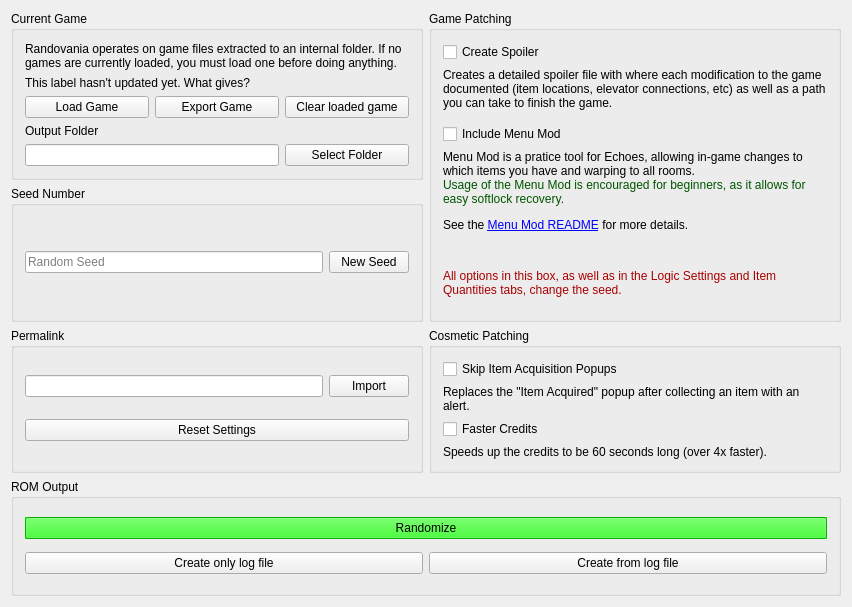
Old version of the form randovania/gui/iso_management_window.ui in the repository randovania/randovania.
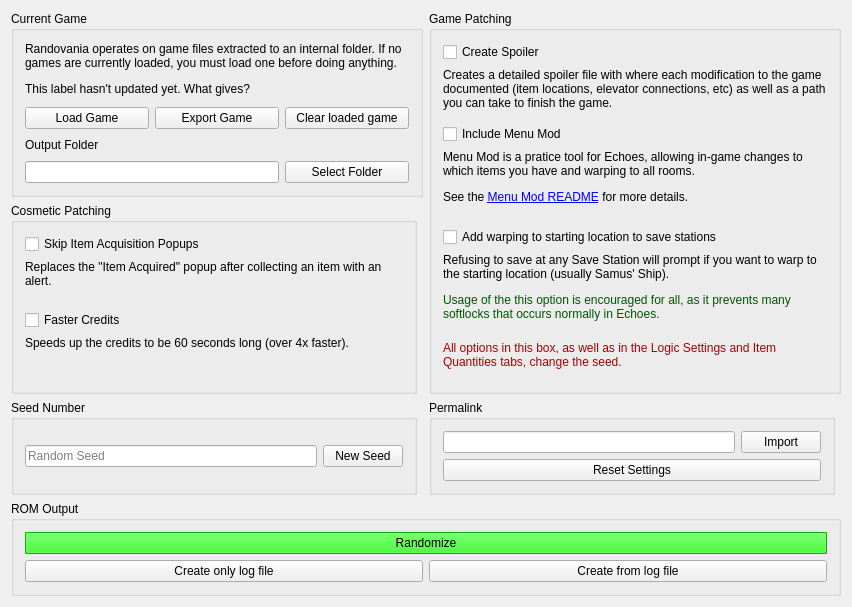
New version of the form.

Commit message: Added new option: warp to start

The edit to the form file:
```diff
--- a/randovania/gui/iso_management_window.ui
+++ b/randovania/gui/iso_management_window.ui
@@ -21,8 +21,553 @@
     </size>
    </property>
    <layout class="QGridLayout" name="gridLayout">
-    <item row="0" column="2" rowspan="2" colspan="2">
+    <item row="6" column="0" colspan="4">
+     <widget class="QGroupBox" name="rom_output_box">
+      <property name="title">
+       <string>ROM Output</string>
+      </property>
+      <layout class="QGridLayout" name="gridLayout_3">
+       <item row="0" column="0" colspan="2">
+        <widget class="QPushButton" name="randomize_and_export_button">
+         <property name="palette">
+          <palette>
+           <active>
+            <colorrole role="WindowText">
+             <brush brushstyle="SolidPattern">
+              <color alpha="255">
+               <red>0</red>
+               <green>0</green>
+               <blue>0</blue>
+              </color>
+             </brush>
+            </colorrole>
+            <colorrole role="Button">
+             <brush brushstyle="SolidPattern">
+              <color alpha="255">
+               <red>16</red>
+               <green>240</green>
+               <blue>0</blue>
+              </color>
+             </brush>
+            </colorrole>
+            <colorrole role="Light">
+             <brush brushstyle="SolidPattern">
+              <color alpha="255">
+               <red>115</red>
+               <green>255</green>
+               <blue>105</blue>
+              </color>
+             </brush>
+            </colorrole>
+            <colorrole role="Midlight">
+             <brush brushstyle="SolidPattern">
+              <color alpha="255">
+               <red>65</red>
+               <green>247</green>
+               <blue>52</blue>
+              </color>
+             </brush>
+            </colorrole>
+            <colorrole role="Dark">
+             <brush brushstyle="SolidPattern">
+              <color alpha="255">
+               <red>8</red>
+               <green>120</green>
+               <blue>0</blue>
+              </color>
+             </brush>
+            </colorrole>
+            <colorrole role="Mid">
+             <brush brushstyle="SolidPattern">
+              <color alpha="255">
+               <red>10</red>
+               <green>160</green>
+               <blue>0</blue>
+              </color>
+             </brush>
+            </colorrole>
+            <colorrole role="Text">
+             <brush brushstyle="SolidPattern">
+              <color alpha="255">
+               <red>0</red>
+               <green>0</green>
+               <blue>0</blue>
+              </color>
+             </brush>
+            </colorrole>
+            <colorrole role="BrightText">
+             <brush brushstyle="SolidPattern">
+              <color alpha="255">
+               <red>255</red>
+               <green>255</green>
+               <blue>255</blue>
+              </color>
+             </brush>
+            </colorrole>
+            <colorrole role="ButtonText">
+             <brush brushstyle="SolidPattern">
+              <color alpha="255">
+               <red>0</red>
+               <green>0</green>
+               <blue>0</blue>
+              </color>
+             </brush>
+            </colorrole>
+            <colorrole role="Base">
+             <brush brushstyle="SolidPattern">
+              <color alpha="255">
+               <red>255</red>
+               <green>255</green>
+               <blue>255</blue>
+              </color>
+             </brush>
+            </colorrole>
+            <colorrole role="Window">
+             <brush brushstyle="SolidPattern">
+              <color alpha="255">
+               <red>16</red>
+               <green>240</green>
+               <blue>0</blue>
+              </color>
+             </brush>
+            </colorrole>
+            <colorrole role="Shadow">
+             <brush brushstyle="SolidPattern">
+              <color alpha="255">
+               <red>0</red>
+               <green>0</green>
+               <blue>0</blue>
+              </color>
+             </brush>
+            </colorrole>
+            <colorrole role="AlternateBase">
+             <brush brushstyle="SolidPattern">
+              <color alpha="255">
+               <red>135</red>
+               <green>247</green>
+               <blue>127</blue>
+              </color>
+             </brush>
+            </colorrole>
+            <colorrole role="ToolTipBase">
+             <brush brushstyle="SolidPattern">
+              <color alpha="255">
+               <red>255</red>
+               <green>255</green>
+               <blue>220</blue>
+              </color>
+             </brush>
+            </colorrole>
+            <colorrole role="ToolTipText">
+             <brush brushstyle="SolidPattern">
+              <color alpha="255">
+               <red>0</red>
+               <green>0</green>
+               <blue>0</blue>
+              </color>
+             </brush>
+            </colorrole>
+            <colorrole role="PlaceholderText">
+             <brush brushstyle="NoBrush">
+              <color alpha="128">
+               <red>0</red>
+               <green>0</green>
+               <blue>0</blue>
+              </color>
+             </brush>
+            </colorrole>
+           </active>
+           <inactive>
+            <colorrole role="WindowText">
+             <brush brushstyle="SolidPattern">
+              <color alpha="255">
+               <red>0</red>
+               <green>0</green>
+               <blue>0</blue>
+              </color>
+             </brush>
+            </colorrole>
+            <colorrole role="Button">
+             <brush brushstyle="SolidPattern">
+              <color alpha="255">
+               <red>16</red>
+               <green>240</green>
+               <blue>0</blue>
+              </color>
+             </brush>
+            </colorrole>
+            <colorrole role="Light">
+             <brush brushstyle="SolidPattern">
+              <color alpha="255">
+               <red>115</red>
+               <green>255</green>
+               <blue>105</blue>
+              </color>
+             </brush>
+            </colorrole>
+            <colorrole role="Midlight">
+             <brush brushstyle="SolidPattern">
+              <color alpha="255">
+               <red>65</red>
+               <green>247</green>
+               <blue>52</blue>
+              </color>
+             </brush>
+            </colorrole>
+            <colorrole role="Dark">
+             <brush brushstyle="SolidPattern">
+              <color alpha="255">
+               <red>8</red>
+               <green>120</green>
+               <blue>0</blue>
+              </color>
+             </brush>
+            </colorrole>
+            <colorrole role="Mid">
+             <brush brushstyle="SolidPattern">
+              <color alpha="255">
+               <red>10</red>
+               <green>160</green>
+               <blue>0</blue>
+              </color>
+             </brush>
+            </colorrole>
+            <colorrole role="Text">
+             <brush brushstyle="SolidPattern">
+              <color alpha="255">
+               <red>0</red>
+               <green>0</green>
+               <blue>0</blue>
+              </color>
+             </brush>
+            </colorrole>
+            <colorrole role="BrightText">
+             <brush brushstyle="SolidPattern">
+              <color alpha="255">
+               <red>255</red>
+               <green>255</green>
+               <blue>255</blue>
+              </color>
+             </brush>
+            </colorrole>
+            <colorrole role="ButtonText">
+             <brush brushstyle="SolidPattern">
+              <color alpha="255">
+               <red>0</red>
+               <green>0</green>
+               <blue>0</blue>
+              </color>
+             </brush>
+            </colorrole>
+            <colorrole role="Base">
+             <brush brushstyle="SolidPattern">
+              <color alpha="255">
+               <red>255</red>
+               <green>255</green>
+               <blue>255</blue>
+              </color>
+             </brush>
+            </colorrole>
+            <colorrole role="Window">
+             <brush brushstyle="SolidPattern">
+              <color alpha="255">
+               <red>16</red>
+               <green>240</green>
+               <blue>0</blue>
+              </color>
+             </brush>
+            </colorrole>
+            <colorrole role="Shadow">
+             <brush brushstyle="SolidPattern">
+              <color alpha="255">
+               <red>0</red>
+               <green>0</green>
+               <blue>0</blue>
+              </color>
+             </brush>
+            </colorrole>
+            <colorrole role="AlternateBase">
+             <brush brushstyle="SolidPattern">
+              <color alpha="255">
+               <red>135</red>
+               <green>247</green>
+               <blue>127</blue>
+              </color>
+             </brush>
+            </colorrole>
+            <colorrole role="ToolTipBase">
+             <brush brushstyle="SolidPattern">
+              <color alpha="255">
+               <red>255</red>
+               <green>255</green>
+               <blue>220</blue>
+              </color>
+             </brush>
+            </colorrole>
+            <colorrole role="ToolTipText">
+             <brush brushstyle="SolidPattern">
+              <color alpha="255">
+               <red>0</red>
+               <green>0</green>
+               <blue>0</blue>
+              </color>
+             </brush>
+            </colorrole>
+            <colorrole role="PlaceholderText">
+             <brush brushstyle="NoBrush">
+              <color alpha="128">
+               <red>0</red>
+               <green>0</green>
+               <blue>0</blue>
+              </color>
+             </brush>
+            </colorrole>
+           </inactive>
+           <disabled>
+            <colorrole role="WindowText">
+             <brush brushstyle="SolidPattern">
+              <color alpha="255">
+               <red>8</red>
+               <green>120</green>
+               <blue>0</blue>
+              </color>
+             </brush>
+            </colorrole>
+            <colorrole role="Button">
+             <brush brushstyle="SolidPattern">
+              <color alpha="255">
+               <red>16</red>
+               <green>240</green>
+               <blue>0</blue>
+              </color>
+             </brush>
+            </colorrole>
+            <colorrole role="Light">
+             <brush brushstyle="SolidPattern">
+              <color alpha="255">
+               <red>115</red>
+               <green>255</green>
+               <blue>105</blue>
+              </color>
+             </brush>
+            </colorrole>
+            <colorrole role="Midlight">
+             <brush brushstyle="SolidPattern">
+              <color alpha="255">
+               <red>65</red>
+               <green>247</green>
+               <blue>52</blue>
+              </color>
+             </brush>
+            </colorrole>
+            <colorrole role="Dark">
+             <brush brushstyle="SolidPattern">
+              <color alpha="255">
+               <red>8</red>
+               <green>120</green>
+               <blue>0</blue>
+              </color>
+             </brush>
+            </colorrole>
+            <colorrole role="Mid">
+             <brush brushstyle="SolidPattern">
+              <color alpha="255">
+               <red>10</red>
+               <green>160</green>
+               <blue>0</blue>
+              </color>
+             </brush>
+            </colorrole>
+            <colorrole role="Text">
+             <brush brushstyle="SolidPattern">
+              <color alpha="255">
+               <red>8</red>
+               <green>120</green>
+               <blue>0</blue>
+              </color>
+             </brush>
+            </colorrole>
+            <colorrole role="BrightText">
+             <brush brushstyle="SolidPattern">
+              <color alpha="255">
+               <red>255</red>
+               <green>255</green>
+               <blue>255</blue>
+              </color>
+             </brush>
+            </colorrole>
+            <colorrole role="ButtonText">
+             <brush brushstyle="SolidPattern">
+              <color alpha="255">
+               <red>8</red>
+               <green>120</green>
+               <blue>0</blue>
+              </color>
+             </brush>
+            </colorrole>
+            <colorrole role="Base">
+             <brush brushstyle="SolidPattern">
+              <color alpha="255">
+               <red>16</red>
+               <green>240</green>
+               <blue>0</blue>
+              </color>
+             </brush>
+            </colorrole>
+            <colorrole role="Window">
+             <brush brushstyle="SolidPattern">
+              <color alpha="255">
+               <red>16</red>
+               <green>240</green>
+               <blue>0</blue>
+              </color>
+             </brush>
+            </colorrole>
+            <colorrole role="Shadow">
+             <brush brushstyle="SolidPattern">
+              <color alpha="255">
+               <red>0</red>
+               <green>0</green>
+               <blue>0</blue>
+              </color>
+             </brush>
+            </colorrole>
+            <colorrole role="AlternateBase">
+             <brush brushstyle="SolidPattern">
+              <color alpha="255">
+               <red>16</red>
+               <green>240</green>
+               <blue>0</blue>
+              </color>
+             </brush>
+            </colorrole>
+            <colorrole role="ToolTipBase">
+             <brush brushstyle="SolidPattern">
+              <color alpha="255">
+               <red>255</red>
+               <green>255</green>
+               <blue>220</blue>
+              </color>
+             </brush>
+            </colorrole>
+            <colorrole role="ToolTipText">
+             <brush brushstyle="SolidPattern">
+              <color alpha="255">
+               <red>0</red>
+               <green>0</green>
+               <blue>0</blue>
+              </color>
+             </brush>
+            </colorrole>
+            <colorrole role="PlaceholderText">
+             <brush brushstyle="NoBrush">
+              <color alpha="128">
+               <red>0</red>
+               <green>0</green>
+               <blue>0</blue>
+              </color>
+             </brush>
+            </colorrole>
+           </disabled>
+          </palette>
+         </property>
+         <property name="toolTip">
+          <string>&lt;html&gt;&lt;head/&gt;&lt;body&gt;&lt;p&gt;Creates a new seed based on the current settings and then creates an ISO in the output folder.&lt;/p&gt;&lt;/body&gt;&lt;/html&gt;</string>
+         </property>
+         <property name="autoFillBackground">
+          <bool>true</bool>
+         </property>
+         <property name="text">
+          <string>Randomize</string>
+         </property>
+        </widget>
+       </item>
+       <item row="1" column="0">
+        <widget class="QPushButton" name="randomize_log_only_button">
+         <property name="toolTip">
+          <string>&lt;html&gt;&lt;head/&gt;&lt;body&gt;&lt;p&gt;Creates a new seed based on the current settings and then exports only it's log to the output folder.&lt;/p&gt;&lt;/body&gt;&lt;/html&gt;</string>
+         </property>
+         <property name="text">
+          <string>Create only log file</string>
+         </property>
+        </widget>
+       </item>
+       <item row="1" column="1">
+        <widget class="QPushButton" name="create_from_log_button">
+         <property name="toolTip">
+          <string>&lt;html&gt;&lt;head/&gt;&lt;body&gt;&lt;p&gt;Imports a log file and creates an ISO with the same seed.&lt;/p&gt;&lt;/body&gt;&lt;/html&gt;</string>
+         </property>
+         <property name="text">
+          <string>Create from log file</string>
+         </property>
+        </widget>
+       </item>
+      </layout>
+     </widget>
+    </item>
+    <item row="4" column="2">
+     <widget class="QGroupBox" name="permalink_box">
+      <property name="enabled">
+       <bool>true</bool>
+      </property>
+      <property name="title">
+       <string>Permalink</string>
+      </property>
+      <layout class="QGridLayout" name="gridLayout_5">
+       <item row="0" column="1">
+        <widget class="QPushButton" name="permalink_import_button">
+         <property name="text">
+          <string>Import</string>
+         </property>
+        </widget>
+       </item>
+       <item row="0" column="0">
+        <widget class="QLineEdit" name="permalink_edit"/>
+       </item>
+       <item row="1" column="0" colspan="2">
+        <widget class="QPushButton" name="reset_settings_button">
+         <property name="toolTip">
+          <string>&lt;html&gt;&lt;head/&gt;&lt;body&gt;&lt;p&gt;Resets all seed-affecting settings to their default values.&lt;/p&gt;&lt;/body&gt;&lt;/html&gt;</string>
+         </property>
+         <property name="text">
+          <string>Reset Settings</string>
+         </property>
+        </widget>
+       </item>
+      </layout>
+     </widget>
+    </item>
+    <item row="4" column="0">
+     <widget class="QGroupBox" name="seed_configuration_box">
+      <property name="title">
+       <string>Seed Number</string>
+      </property>
+      <layout class="QGridLayout" name="gridLayout_2">
+       <item row="0" column="0">
+        <widget class="QLineEdit" name="seed_number_edit">
+         <property name="placeholderText">
+          <string>Random Seed</string>
+         </property>
+        </widget>
+       </item>
+       <item row="0" column="1">
+        <widget class="QPushButton" name="seed_number_button">
+         <property name="text">
+          <string>New Seed</string>
+         </property>
+        </widget>
+       </item>
+      </layout>
+     </widget>
+    </item>
+    <item row="0" column="2" rowspan="4" colspan="2">
      <widget class="QGroupBox" name="game_patching_box">
+      <property name="sizePolicy">
+       <sizepolicy hsizetype="Preferred" vsizetype="Minimum">
+        <horstretch>0</horstretch>
+        <verstretch>0</verstretch>
+       </sizepolicy>
+      </property>
       <property name="title">
        <string>Game Patching</string>
       </property>
@@ -53,7 +598,17 @@
          </property>
         </widget>
        </item>
-       <item row="5" column="0">
+       <item row="3" column="0">
+        <widget class="QCheckBox" name="include_menu_mod_check">
+         <property name="enabled">
+          <bool>true</bool>
+         </property>
+         <property name="text">
+          <string>Include Menu Mod</string>
+         </property>
+        </widget>
+       </item>
+       <item row="7" column="0">
         <widget class="QLabel" name="seed_settings_warning_label">
          <property name="maximumSize">
           <size>
@@ -75,10 +630,17 @@
          </property>
         </widget>
        </item>
+       <item row="5" column="0">
+        <widget class="QCheckBox" name="warp_to_start_check">
+         <property name="text">
+          <string>Add warping to starting location to save stations</string>
+         </property>
+        </widget>
+       </item>
        <item row="4" column="0">
         <widget class="QLabel" name="include_menu_mod_label">
          <property name="text">
-          <string>&lt;html&gt;&lt;head/&gt;&lt;body&gt;&lt;p&gt;Menu Mod is a pratice tool for Echoes, allowing in-game changes to which items you have and warping to all rooms.&lt;br/&gt;&lt;span style=&quot; color:#005500;&quot;&gt;Usage of the Menu Mod is encouraged for beginners, as it allows for easy softlock recovery.&lt;/span&gt;&lt;/p&gt;&lt;p&gt;See the &lt;a href=&quot;https://www.dropbox.com/s/yhqqafaxfo3l4vn/Echoes%20Menu.7z?file_subpath=%2FEchoes+Menu%2Freadme.txt&quot;&gt;&lt;span style=&quot; text-decoration: underline; color:#0000ff;&quot;&gt;Menu Mod README&lt;/span&gt;&lt;/a&gt; for more details.&lt;/p&gt;&lt;/body&gt;&lt;/html&gt;</string>
+          <string>&lt;html&gt;&lt;head/&gt;&lt;body&gt;&lt;p&gt;Menu Mod is a pratice tool for Echoes, allowing in-game changes to which items you have and warping to all rooms.&lt;/p&gt;&lt;p&gt;See the &lt;a href=&quot;https://www.dropbox.com/s/yhqqafaxfo3l4vn/Echoes%20Menu.7z?file_subpath=%2FEchoes+Menu%2Freadme.txt&quot;&gt;&lt;span style=&quot; text-decoration: underline; color:#0000ff;&quot;&gt;Menu Mod README&lt;/span&gt;&lt;/a&gt; for more details.&lt;/p&gt;&lt;/body&gt;&lt;/html&gt;</string>
          </property>
          <property name="alignment">
           <set>Qt::AlignLeading|Qt::AlignLeft|Qt::AlignTop</set>
@@ -91,21 +653,30 @@
          </property>
         </widget>
        </item>
-       <item row="3" column="0">
-        <widget class="QCheckBox" name="include_menu_mod_check">
-         <property name="enabled">
-          <bool>true</bool>
-         </property>
+       <item row="6" column="0">
+        <widget class="QLabel" name="warp_to_start_label">
          <property name="text">
-          <string>Include Menu Mod</string>
+          <string>&lt;html&gt;&lt;head/&gt;&lt;body&gt;&lt;p&gt;Refusing to save at any Save Station will prompt if you want to warp to the starting location (usually Samus' Ship).&lt;/p&gt;&lt;p&gt;&lt;span style=&quot; color:#005500;&quot;&gt;Usage of the this option is encouraged for all, as it prevents many softlocks that occurs normally in Echoes.&lt;/span&gt;&lt;/p&gt;&lt;/body&gt;&lt;/html&gt;</string>
+         </property>
+         <property name="alignment">
+          <set>Qt::AlignLeading|Qt::AlignLeft|Qt::AlignTop</set>
+         </property>
+         <property name="wordWrap">
+          <bool>true</bool>
          </property>
         </widget>
        </item>
       </layout>
      </widget>
     </item>
-    <item row="0" column="0" colspan="2">
+    <item row="0" column="0" rowspan="2" colspan="2">
      <widget class="QGroupBox" name="current_game_box">
+      <property name="sizePolicy">
+       <sizepolicy hsizetype="Preferred" vsizetype="Minimum">
+        <horstretch>0</horstretch>
+        <verstretch>0</verstretch>
+       </sizepolicy>
+      </property>
       <property name="title">
        <string>Current Game</string>
       </property>
@@ -183,546 +754,7 @@
       </layout>
      </widget>
     </item>
-    <item row="5" column="0" colspan="4">
-     <widget class="QGroupBox" name="rom_output_box">
-      <property name="title">
-       <string>ROM Output</string>
-      </property>
-      <layout class="QGridLayout" name="gridLayout_3">
-       <item row="0" column="0" colspan="2">
-        <widget class="QPushButton" name="randomize_and_export_button">
-         <property name="palette">
-          <palette>
-           <active>
-            <colorrole role="WindowText">
-             <brush brushstyle="SolidPattern">
-              <color alpha="255">
-               <red>0</red>
-               <green>0</green>
-               <blue>0</blue>
-              </color>
-             </brush>
-            </colorrole>
-            <colorrole role="Button">
-             <brush brushstyle="SolidPattern">
-              <color alpha="255">
-               <red>16</red>
-               <green>240</green>
-               <blue>0</blue>
-              </color>
-             </brush>
-            </colorrole>
-            <colorrole role="Light">
-             <brush brushstyle="SolidPattern">
-              <color alpha="255">
-               <red>115</red>
-               <green>255</green>
-               <blue>105</blue>
-              </color>
-             </brush>
-            </colorrole>
-            <colorrole role="Midlight">
-             <brush brushstyle="SolidPattern">
-              <color alpha="255">
-               <red>65</red>
-               <green>247</green>
-               <blue>52</blue>
-              </color>
-             </brush>
-            </colorrole>
-            <colorrole role="Dark">
-             <brush brushstyle="SolidPattern">
-              <color alpha="255">
-               <red>8</red>
-               <green>120</green>
-               <blue>0</blue>
-              </color>
-             </brush>
-            </colorrole>
-            <colorrole role="Mid">
-             <brush brushstyle="SolidPattern">
-              <color alpha="255">
-               <red>10</red>
-               <green>160</green>
-               <blue>0</blue>
-              </color>
-             </brush>
-            </colorrole>
-            <colorrole role="Text">
-             <brush brushstyle="SolidPattern">
-              <color alpha="255">
-               <red>0</red>
-               <green>0</green>
-               <blue>0</blue>
-              </color>
-             </brush>
-            </colorrole>
-            <colorrole role="BrightText">
-             <brush brushstyle="SolidPattern">
-              <color alpha="255">
-               <red>255</red>
-               <green>255</green>
-               <blue>255</blue>
-              </color>
-             </brush>
-            </colorrole>
-            <colorrole role="ButtonText">
-             <brush brushstyle="SolidPattern">
-              <color alpha="255">
-               <red>0</red>
-               <green>0</green>
-               <blue>0</blue>
-              </color>
-             </brush>
-            </colorrole>
-            <colorrole role="Base">
-             <brush brushstyle="SolidPattern">
-              <color alpha="255">
-               <red>255</red>
-               <green>255</green>
-               <blue>255</blue>
-              </color>
-             </brush>
-            </colorrole>
-            <colorrole role="Window">
-             <brush brushstyle="SolidPattern">
-              <color alpha="255">
-               <red>16</red>
-               <green>240</green>
-               <blue>0</blue>
-              </color>
-             </brush>
-            </colorrole>
-            <colorrole role="Shadow">
-             <brush brushstyle="SolidPattern">
-              <color alpha="255">
-               <red>0</red>
-               <green>0</green>
-               <blue>0</blue>
-              </color>
-             </brush>
-            </colorrole>
-            <colorrole role="AlternateBase">
-             <brush brushstyle="SolidPattern">
-              <color alpha="255">
-               <red>135</red>
-               <green>247</green>
-               <blue>127</blue>
-              </color>
-             </brush>
-            </colorrole>
-            <colorrole role="ToolTipBase">
-             <brush brushstyle="SolidPattern">
-              <color alpha="255">
-               <red>255</red>
-               <green>255</green>
-               <blue>220</blue>
-              </color>
-             </brush>
-            </colorrole>
-            <colorrole role="ToolTipText">
-             <brush brushstyle="SolidPattern">
-              <color alpha="255">
-               <red>0</red>
-               <green>0</green>
-               <blue>0</blue>
-              </color>
-             </brush>
-            </colorrole>
-            <colorrole role="PlaceholderText">
-             <brush brushstyle="NoBrush">
-              <color alpha="128">
-               <red>0</red>
-               <green>0</green>
-               <blue>0</blue>
-              </color>
-             </brush>
-            </colorrole>
-           </active>
-           <inactive>
-            <colorrole role="WindowText">
-             <brush brushstyle="SolidPattern">
-              <color alpha="255">
-               <red>0</red>
-               <green>0</green>
-               <blue>0</blue>
-              </color>
-             </brush>
-            </colorrole>
-            <colorrole role="Button">
-             <brush brushstyle="SolidPattern">
-              <color alpha="255">
-               <red>16</red>
-               <green>240</green>
-               <blue>0</blue>
-              </color>
-             </brush>
-            </colorrole>
-            <colorrole role="Light">
-             <brush brushstyle="SolidPattern">
-              <color alpha="255">
-               <red>115</red>
-               <green>255</green>
-               <blue>105</blue>
-              </color>
-             </brush>
-            </colorrole>
-            <colorrole role="Midlight">
-             <brush brushstyle="SolidPattern">
-              <color alpha="255">
-               <red>65</red>
-               <green>247</green>
-               <blue>52</blue>
-              </color>
-             </brush>
-            </colorrole>
-            <colorrole role="Dark">
-             <brush brushstyle="SolidPattern">
-              <color alpha="255">
-               <red>8</red>
-               <green>120</green>
-               <blue>0</blue>
-              </color>
-             </brush>
-            </colorrole>
-            <colorrole role="Mid">
-             <brush brushstyle="SolidPattern">
-              <color alpha="255">
-               <red>10</red>
-               <green>160</green>
-               <blue>0</blue>
-              </color>
-             </brush>
-            </colorrole>
-            <colorrole role="Text">
-             <brush brushstyle="SolidPattern">
-              <color alpha="255">
-               <red>0</red>
-               <green>0</green>
-               <blue>0</blue>
-              </color>
-             </brush>
-            </colorrole>
-            <colorrole role="BrightText">
-             <brush brushstyle="SolidPattern">
-              <color alpha="255">
-               <red>255</red>
-               <green>255</green>
-               <blue>255</blue>
-              </color>
-             </brush>
-            </colorrole>
-            <colorrole role="ButtonText">
-             <brush brushstyle="SolidPattern">
-              <color alpha="255">
-               <red>0</red>
-               <green>0</green>
-               <blue>0</blue>
-              </color>
-             </brush>
-            </colorrole>
-            <colorrole role="Base">
-             <brush brushstyle="SolidPattern">
-              <color alpha="255">
-               <red>255</red>
-               <green>255</green>
-               <blue>255</blue>
-              </color>
-             </brush>
-            </colorrole>
-            <colorrole role="Window">
-             <brush brushstyle="SolidPattern">
-              <color alpha="255">
-               <red>16</red>
-               <green>240</green>
-               <blue>0</blue>
-              </color>
-             </brush>
-            </colorrole>
-            <colorrole role="Shadow">
-             <brush brushstyle="SolidPattern">
-              <color alpha="255">
-               <red>0</red>
-               <green>0</green>
-               <blue>0</blue>
-              </color>
-             </brush>
-            </colorrole>
-            <colorrole role="AlternateBase">
-             <brush brushstyle="SolidPattern">
-              <color alpha="255">
-               <red>135</red>
-               <green>247</green>
-               <blue>127</blue>
-              </color>
-             </brush>
-            </colorrole>
-            <colorrole role="ToolTipBase">
-             <brush brushstyle="SolidPattern">
-              <color alpha="255">
-               <red>255</red>
-               <green>255</green>
-               <blue>220</blue>
-              </color>
-             </brush>
-            </colorrole>
-            <colorrole role="ToolTipText">
-             <brush brushstyle="SolidPattern">
-              <color alpha="255">
-               <red>0</red>
-               <green>0</green>
-               <blue>0</blue>
-              </color>
-             </brush>
-            </colorrole>
-            <colorrole role="PlaceholderText">
-             <brush brushstyle="NoBrush">
-              <color alpha="128">
-               <red>0</red>
-               <green>0</green>
-               <blue>0</blue>
-              </color>
-             </brush>
-            </colorrole>
-           </inactive>
-           <disabled>
-            <colorrole role="WindowText">
-             <brush brushstyle="SolidPattern">
-              <color alpha="255">
-               <red>8</red>
-               <green>120</green>
-               <blue>0</blue>
-              </color>
-             </brush>
-            </colorrole>
-            <colorrole role="Button">
-             <brush brushstyle="SolidPattern">
-              <color alpha="255">
-               <red>16</red>
-               <green>240</green>
-               <blue>0</blue>
-              </color>
-             </brush>
-            </colorrole>
-            <colorrole role="Light">
-             <brush brushstyle="SolidPattern">
-              <color alpha="255">
-               <red>115</red>
-               <green>255</green>
-               <blue>105</blue>
-              </color>
-             </brush>
-            </colorrole>
-            <colorrole role="Midlight">
-             <brush brushstyle="SolidPattern">
-              <color alpha="255">
-               <red>65</red>
-               <green>247</green>
-               <blue>52</blue>
-              </color>
-             </brush>
-            </colorrole>
-            <colorrole role="Dark">
-             <brush brushstyle="SolidPattern">
-              <color alpha="255">
-               <red>8</red>
-               <green>120</green>
-               <blue>0</blue>
-              </color>
-             </brush>
-            </colorrole>
-            <colorrole role="Mid">
-             <brush brushstyle="SolidPattern">
-              <color alpha="255">
-               <red>10</red>
-               <green>160</green>
-               <blue>0</blue>
-              </color>
-             </brush>
-            </colorrole>
-            <colorrole role="Text">
-             <brush brushstyle="SolidPattern">
-              <color alpha="255">
-               <red>8</red>
-               <green>120</green>
-               <blue>0</blue>
-              </color>
-             </brush>
-            </colorrole>
-            <colorrole role="BrightText">
-             <brush brushstyle="SolidPattern">
-              <color alpha="255">
-               <red>255</red>
-               <green>255</green>
-               <blue>255</blue>
-              </color>
-             </brush>
-            </colorrole>
-            <colorrole role="ButtonText">
-             <brush brushstyle="SolidPattern">
-              <color alpha="255">
-               <red>8</red>
-               <green>120</green>
-               <blue>0</blue>
-              </color>
-             </brush>
-            </colorrole>
-            <colorrole role="Base">
-             <brush brushstyle="SolidPattern">
-              <color alpha="255">
-               <red>16</red>
-               <green>240</green>
-               <blue>0</blue>
-              </color>
-             </brush>
-            </colorrole>
-            <colorrole role="Window">
-             <brush brushstyle="SolidPattern">
-              <color alpha="255">
-               <red>16</red>
-               <green>240</green>
-               <blue>0</blue>
-              </color>
-             </brush>
-            </colorrole>
-            <colorrole role="Shadow">
-             <brush brushstyle="SolidPattern">
-              <color alpha="255">
-               <red>0</red>
-               <green>0</green>
-               <blue>0</blue>
-              </color>
-             </brush>
-            </colorrole>
-            <colorrole role="AlternateBase">
-             <brush brushstyle="SolidPattern">
-              <color alpha="255">
-               <red>16</red>
-               <green>240</green>
-               <blue>0</blue>
-              </color>
-             </brush>
-            </colorrole>
-            <colorrole role="ToolTipBase">
-             <brush brushstyle="SolidPattern">
-              <color alpha="255">
-               <red>255</red>
-               <green>255</green>
-               <blue>220</blue>
-              </color>
-             </brush>
-            </colorrole>
-            <colorrole role="ToolTipText">
-             <brush brushstyle="SolidPattern">
-              <color alpha="255">
-               <red>0</red>
-               <green>0</green>
-               <blue>0</blue>
-              </color>
-             </brush>
-            </colorrole>
-            <colorrole role="PlaceholderText">
-             <brush brushstyle="NoBrush">
-              <color alpha="128">
-               <red>0</red>
-               <green>0</green>
-               <blue>0</blue>
-              </color>
-             </brush>
-            </colorrole>
-           </disabled>
-          </palette>
-         </property>
-         <property name="toolTip">
-          <string>&lt;html&gt;&lt;head/&gt;&lt;body&gt;&lt;p&gt;Creates a new seed based on the current settings and then creates an ISO in the output folder.&lt;/p&gt;&lt;/body&gt;&lt;/html&gt;</string>
-         </property>
-         <property name="autoFillBackground">
-          <bool>true</bool>
-         </property>
-         <property name="text">
-          <string>Randomize</string>
-         </property>
-        </widget>
-       </item>
-       <item row="1" column="0">
-        <widget class="QPushButton" name="randomize_log_only_button">
-         <property name="toolTip">
-          <string>&lt;html&gt;&lt;head/&gt;&lt;body&gt;&lt;p&gt;Creates a new seed based on the current settings and then exports only it's log to the output folder.&lt;/p&gt;&lt;/body&gt;&lt;/html&gt;</string>
-         </property>
-         <property name="text">
-          <string>Create only log file</string>
-         </property>
-        </widget>
-       </item>
-       <item row="1" column="1">
-        <widget class="QPushButton" name="create_from_log_button">
-         <property name="toolTip">
-          <string>&lt;html&gt;&lt;head/&gt;&lt;body&gt;&lt;p&gt;Imports a log file and creates an ISO with the same seed.&lt;/p&gt;&lt;/body&gt;&lt;/html&gt;</string>
-         </property>
-         <property name="text">
-          <string>Create from log file</string>
-         </property>
-        </widget>
-       </item>
-      </layout>
-     </widget>
-    </item>
-    <item row="1" column="0" colspan="2">
-     <widget class="QGroupBox" name="seed_configuration_box">
-      <property name="title">
-       <string>Seed Number</string>
-      </property>
-      <layout class="QGridLayout" name="gridLayout_2">
-       <item row="0" column="0">
-        <widget class="QLineEdit" name="seed_number_edit">
-         <property name="placeholderText">
-          <string>Random Seed</string>
-         </property>
-        </widget>
-       </item>
-       <item row="0" column="1">
-        <widget class="QPushButton" name="seed_number_button">
-         <property name="text">
-          <string>New Seed</string>
-         </property>
-        </widget>
-       </item>
-      </layout>
-     </widget>
-    </item>
-    <item row="2" column="0" colspan="2">
-     <widget class="QGroupBox" name="permalink_box">
-      <property name="enabled">
-       <bool>true</bool>
-      </property>
-      <property name="title">
-       <string>Permalink</string>
-      </property>
-      <layout class="QGridLayout" name="gridLayout_5">
-       <item row="0" column="1">
-        <widget class="QPushButton" name="permalink_import_button">
-         <property name="text">
-          <string>Import</string>
-         </property>
-        </widget>
-       </item>
-       <item row="0" column="0">
-        <widget class="QLineEdit" name="permalink_edit"/>
-       </item>
-       <item row="1" column="0" colspan="2">
-        <widget class="QPushButton" name="reset_settings_button">
-         <property name="toolTip">
-          <string>&lt;html&gt;&lt;head/&gt;&lt;body&gt;&lt;p&gt;Resets all seed-affecting settings to their default values.&lt;/p&gt;&lt;/body&gt;&lt;/html&gt;</string>
-         </property>
-         <property name="text">
-          <string>Reset Settings</string>
-         </property>
-        </widget>
-       </item>
-      </layout>
-     </widget>
-    </item>
-    <item row="2" column="2" colspan="2">
+    <item row="2" column="0" rowspan="2">
      <widget class="QGroupBox" name="groupBox">
       <property name="title">
        <string>Cosmetic Patching</string>
```
The commit also changes 6 other files.
